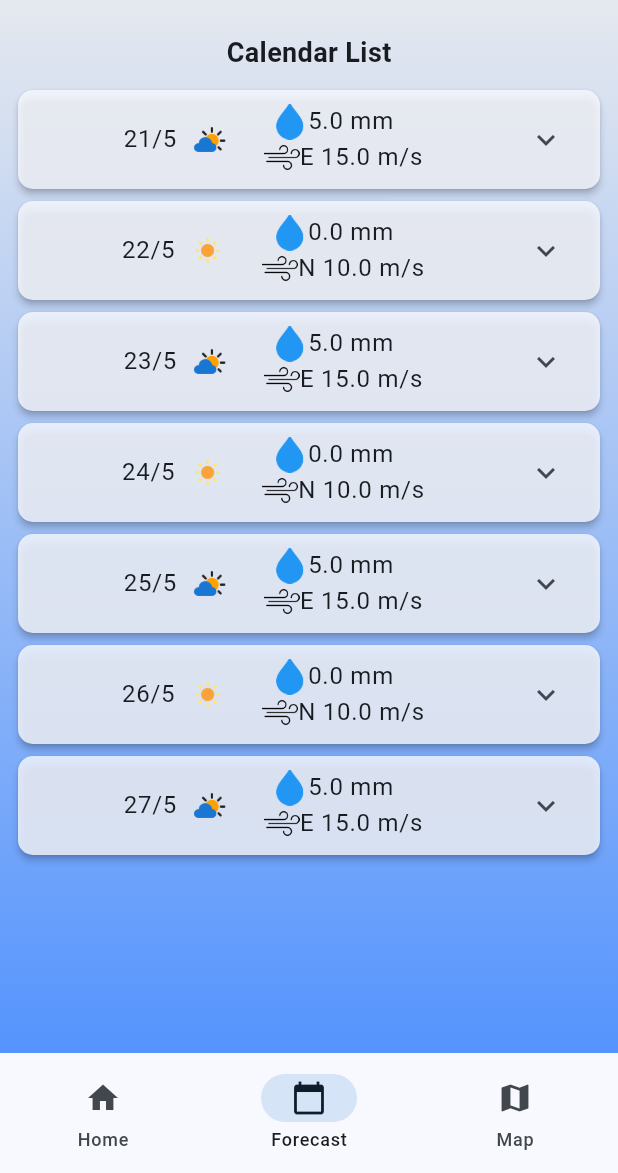
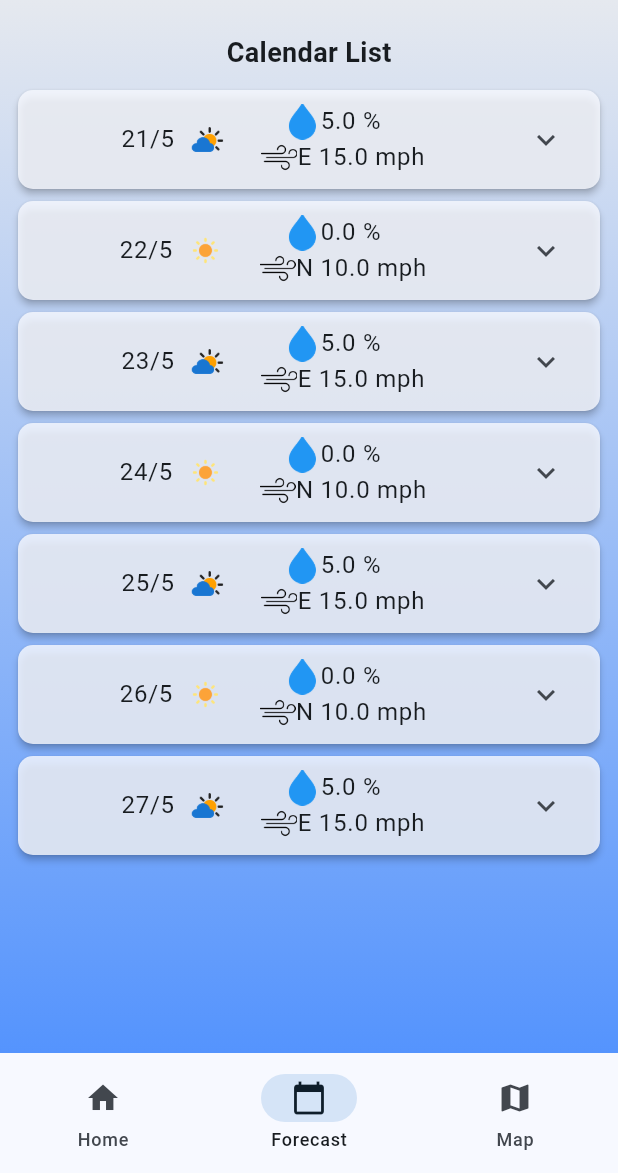
Before and after one commit to PunnyBunny/AeroWeatherProMax, a Flutter app: the screen it shows after launch, item 2 of the bottom bar chosen, on a phone screen of 412 x 824 dp, the part 63-1236 px from its top. Run offline on Flutter 3.47's test engine with Material 3 defaults, Android fonts, the phone set to English and light mode, and no system bars; our stand-ins replace animated_splash_screen, equatable, fl_chart, page_transition; missing offline and left inert: two_dimensional_scrollables.

Commit message:
Changed units to mph

```diff
--- a/lib/widgets/day_forecast.dart
+++ b/lib/widgets/day_forecast.dart
@@ -56,7 +56,7 @@ class DayForecastWidget extends StatelessWidget {
                       width: 24,
                     ),
                     Text(
-                      '${weatherInfo.rainAmount} mm', // Rain amount
+                      '${weatherInfo.rainAmount} %', // Rain chance
                       style: const TextStyle(fontSize: 16),
                     ),
                   ]),
@@ -69,7 +69,7 @@ class DayForecastWidget extends StatelessWidget {
                         width: 24,
                       ),
                       Text(
-                        '${weatherInfo.windDirection} ${weatherInfo.windSpeed} m/s',
+                        '${weatherInfo.windDirection} ${weatherInfo.windSpeed} mph',
                         // Wind direction and speed
                         style: const TextStyle(fontSize: 16),
                       ),
```
